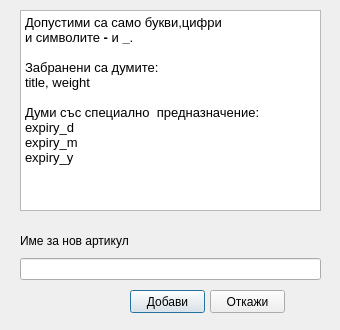
The window that dlgNewItem.ui (farm2440/PSEditor) describes before a commit, drawn with Qt 5.
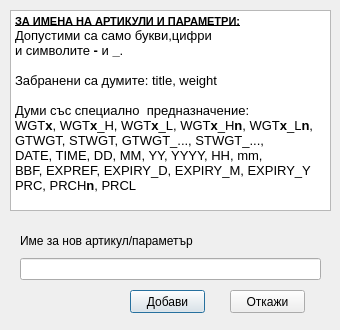
The same window after the commit. Icons and pictures are not drawn.

Commit message:
Променен списък на специалните думив dlgNewItem.ui
Променен списък на специалните думив dlgNewItem.ui

Diff of the .ui file:
```diff
--- a/dlgNewItem.ui
+++ b/dlgNewItem.ui
@@ -51,7 +51,7 @@
   <widget class="QPushButton" name="pushButton_2">
    <property name="geometry">
     <rect>
-     <x>210</x>
+     <x>230</x>
      <y>290</y>
      <width>75</width>
      <height>23</height>
@@ -76,7 +76,7 @@
       <item>
        <widget class="QLabel" name="label">
         <property name="text">
-         <string>Име за нов артикул</string>
+         <string>Име за нов артикул/параметър</string>
         </property>
        </widget>
       </item>
@@ -103,9 +103,9 @@
   <widget class="QTextBrowser" name="textBrowser">
    <property name="geometry">
     <rect>
-     <x>20</x>
+     <x>10</x>
      <y>10</y>
-     <width>301</width>
+     <width>321</width>
      <height>201</height>
     </rect>
    </property>
@@ -114,16 +114,19 @@
 &lt;html&gt;&lt;head&gt;&lt;meta name=&quot;qrichtext&quot; content=&quot;1&quot; /&gt;&lt;style type=&quot;text/css&quot;&gt;
 p, li { white-space: pre-wrap; }
 &lt;/style&gt;&lt;/head&gt;&lt;body style=&quot; font-family:'MS Shell Dlg 2'; font-size:8.25pt; font-weight:400; font-style:normal;&quot;&gt;
+&lt;p style=&quot; margin-top:0px; margin-bottom:0px; margin-left:0px; margin-right:0px; -qt-block-indent:0; text-indent:0px;&quot;&gt;&lt;span style=&quot; font-weight:600; text-decoration: underline;&quot;&gt;ЗА ИМЕНА НА АРТИКУЛИ И ПАРАМЕТРИ:&lt;/span&gt;&lt;/p&gt;
 &lt;p style=&quot; margin-top:0px; margin-bottom:0px; margin-left:0px; margin-right:0px; -qt-block-indent:0; text-indent:0px;&quot;&gt;&lt;span style=&quot; font-size:10pt;&quot;&gt;Допустими са само букви,цифри &lt;/span&gt;&lt;/p&gt;
 &lt;p style=&quot; margin-top:0px; margin-bottom:0px; margin-left:0px; margin-right:0px; -qt-block-indent:0; text-indent:0px;&quot;&gt;&lt;span style=&quot; font-size:10pt;&quot;&gt;и символите &lt;/span&gt;&lt;span style=&quot; font-size:10pt; font-weight:600;&quot;&gt;-&lt;/span&gt;&lt;span style=&quot; font-size:10pt;&quot;&gt; и &lt;/span&gt;&lt;span style=&quot; font-size:10pt; font-weight:600;&quot;&gt;_&lt;/span&gt;&lt;span style=&quot; font-size:10pt;&quot;&gt;.&lt;/span&gt;&lt;/p&gt;
 &lt;p style=&quot;-qt-paragraph-type:empty; margin-top:0px; margin-bottom:0px; margin-left:0px; margin-right:0px; -qt-block-indent:0; text-indent:0px; font-size:10pt;&quot;&gt;&lt;br /&gt;&lt;/p&gt;
-&lt;p style=&quot; margin-top:0px; margin-bottom:0px; margin-left:0px; margin-right:0px; -qt-block-indent:0; text-indent:0px;&quot;&gt;&lt;span style=&quot; font-size:10pt;&quot;&gt;Забранени са думите:&lt;/span&gt;&lt;/p&gt;
-&lt;p style=&quot; margin-top:0px; margin-bottom:0px; margin-left:0px; margin-right:0px; -qt-block-indent:0; text-indent:0px;&quot;&gt;&lt;span style=&quot; font-size:10pt;&quot;&gt;title, weight&lt;/span&gt;&lt;/p&gt;
+&lt;p style=&quot; margin-top:0px; margin-bottom:0px; margin-left:0px; margin-right:0px; -qt-block-indent:0; text-indent:0px;&quot;&gt;&lt;span style=&quot; font-size:10pt;&quot;&gt;Забранени са думите: title, weight&lt;/span&gt;&lt;/p&gt;
 &lt;p style=&quot;-qt-paragraph-type:empty; margin-top:0px; margin-bottom:0px; margin-left:0px; margin-right:0px; -qt-block-indent:0; text-indent:0px; font-size:10pt;&quot;&gt;&lt;br /&gt;&lt;/p&gt;
 &lt;p style=&quot; margin-top:0px; margin-bottom:0px; margin-left:0px; margin-right:0px; -qt-block-indent:0; text-indent:0px;&quot;&gt;&lt;span style=&quot; font-size:10pt;&quot;&gt;Думи със специално  предназначение:&lt;/span&gt;&lt;/p&gt;
-&lt;p style=&quot; margin-top:0px; margin-bottom:0px; margin-left:0px; margin-right:0px; -qt-block-indent:0; text-indent:0px;&quot;&gt;&lt;span style=&quot; font-size:10pt;&quot;&gt;expiry_d&lt;/span&gt;&lt;/p&gt;
-&lt;p style=&quot; margin-top:0px; margin-bottom:0px; margin-left:0px; margin-right:0px; -qt-block-indent:0; text-indent:0px;&quot;&gt;&lt;span style=&quot; font-size:10pt;&quot;&gt;expiry_m&lt;/span&gt;&lt;/p&gt;
-&lt;p style=&quot; margin-top:0px; margin-bottom:0px; margin-left:0px; margin-right:0px; -qt-block-indent:0; text-indent:0px;&quot;&gt;&lt;span style=&quot; font-size:10pt;&quot;&gt;expiry_y&lt;/span&gt;&lt;/p&gt;&lt;/body&gt;&lt;/html&gt;</string>
+&lt;p style=&quot; margin-top:0px; margin-bottom:0px; margin-left:0px; margin-right:0px; -qt-block-indent:0; text-indent:0px;&quot;&gt;&lt;span style=&quot; font-size:10pt;&quot;&gt;WGT&lt;/span&gt;&lt;span style=&quot; font-size:10pt; font-weight:600;&quot;&gt;x&lt;/span&gt;&lt;span style=&quot; font-size:10pt;&quot;&gt;, WGT&lt;/span&gt;&lt;span style=&quot; font-size:10pt; font-weight:600;&quot;&gt;x&lt;/span&gt;&lt;span style=&quot; font-size:10pt;&quot;&gt;_H, WGT&lt;/span&gt;&lt;span style=&quot; font-size:10pt; font-weight:600;&quot;&gt;x&lt;/span&gt;&lt;span style=&quot; font-size:10pt;&quot;&gt;_L, WGT&lt;/span&gt;&lt;span style=&quot; font-size:10pt; font-weight:600;&quot;&gt;x&lt;/span&gt;&lt;span style=&quot; font-size:10pt;&quot;&gt;_H&lt;/span&gt;&lt;span style=&quot; font-size:10pt; font-weight:600;&quot;&gt;n&lt;/span&gt;&lt;span style=&quot; font-size:10pt;&quot;&gt;, WGT&lt;/span&gt;&lt;span style=&quot; font-size:10pt; font-weight:600;&quot;&gt;x&lt;/span&gt;&lt;span style=&quot; font-size:10pt;&quot;&gt;_L&lt;/span&gt;&lt;span style=&quot; font-size:10pt; font-weight:600;&quot;&gt;n&lt;/span&gt;&lt;span style=&quot; font-size:10pt;&quot;&gt;,&lt;/span&gt;&lt;/p&gt;
+&lt;p style=&quot; margin-top:0px; margin-bottom:0px; margin-left:0px; margin-right:0px; -qt-block-indent:0; text-indent:0px;&quot;&gt;&lt;span style=&quot; font-size:10pt;&quot;&gt;GTWGT, STWGT, GTWGT_..., STWGT_...,&lt;/span&gt;&lt;/p&gt;
+&lt;p style=&quot; margin-top:0px; margin-bottom:0px; margin-left:0px; margin-right:0px; -qt-block-indent:0; text-indent:0px;&quot;&gt;&lt;span style=&quot; font-size:10pt;&quot;&gt;DATE, TIME, DD, MM, YY, YYYY, HH, mm,&lt;/span&gt;&lt;/p&gt;
+&lt;p style=&quot; margin-top:0px; margin-bottom:0px; margin-left:0px; margin-right:0px; -qt-block-indent:0; text-indent:0px;&quot;&gt;&lt;span style=&quot; font-size:10pt;&quot;&gt;BBF, EXPREF, EXPIRY_D, EXPIRY_M, EXPIRY_Y&lt;/span&gt;&lt;/p&gt;
+&lt;p style=&quot; margin-top:0px; margin-bottom:0px; margin-left:0px; margin-right:0px; -qt-block-indent:0; text-indent:0px;&quot;&gt;&lt;span style=&quot; font-size:10pt;&quot;&gt;PRC, PRCH&lt;/span&gt;&lt;span style=&quot; font-size:10pt; font-weight:600;&quot;&gt;n&lt;/span&gt;&lt;span style=&quot; font-size:10pt;&quot;&gt;, PRCL&lt;/span&gt;&lt;/p&gt;
+&lt;p style=&quot;-qt-paragraph-type:empty; margin-top:0px; margin-bottom:0px; margin-left:0px; margin-right:0px; -qt-block-indent:0; text-indent:0px;&quot;&gt;&lt;br /&gt;&lt;/p&gt;&lt;/body&gt;&lt;/html&gt;</string>
    </property>
   </widget>
  </widget>
```
The commit also changes 4 other files.
